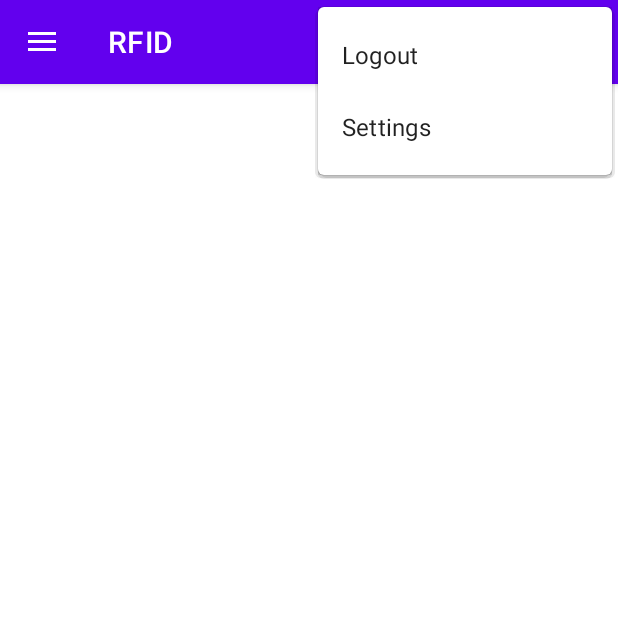
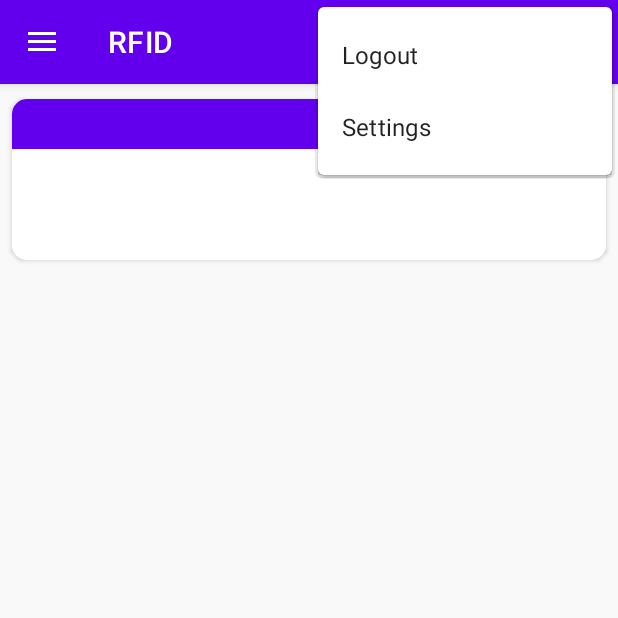
Before and after one commit to brandonicoll/AugmentedSecuritySystem, an Android app: the MainActivity screen opened directly, with no data from a screen before it, with the options menu open, on a phone screen of 412 x 824 dp, the top half of it. Run offline under Robolectric (Android 15) with nearby library versions, the phone set to English and light mode, and no system bars; our stand-ins replace Firebase (no records; nobody signed in at launch, a user with empty details on screens opened directly), navigation-ui; libraries missing offline, so code that uses them is left out: androidx.constraintlayout.solver.

Commit message:
Made the doorlock page more user friendly

```diff
--- a/app/src/main/java/augmented/security/asecuritysystem/ui/DoorLock/LockFragment.java
+++ b/app/src/main/java/augmented/security/asecuritysystem/ui/DoorLock/LockFragment.java
@@ -1,14 +1,17 @@
 package augmented.security.asecuritysystem.ui.DoorLock;
 
+import android.app.Notification;
+import android.app.NotificationChannel;
+import android.app.NotificationManager;
 import android.os.Bundle;
 import android.view.LayoutInflater;
 import android.view.View;
 import android.view.ViewGroup;
 import android.widget.TextView;
-import android.widget.Toast;
 
 import androidx.annotation.NonNull;
 import androidx.annotation.Nullable;
+import androidx.constraintlayout.widget.ConstraintLayout;
 import androidx.fragment.app.Fragment;
 
 import com.google.firebase.auth.FirebaseAuth;
@@ -18,10 +21,8 @@ import com.google.firebase.database.DataSnapshot;
 import com.google.firebase.database.DatabaseError;
 import com.google.firebase.database.DatabaseReference;
 import com.google.firebase.database.FirebaseDatabase;
-import com.google.firebase.database.ValueEventListener;
 
 import augmented.security.asecuritysystem.R;
-import augmented.security.asecuritysystem.firebase.distance;
 import augmented.security.asecuritysystem.firebase.rfid;
 
 
@@ -33,9 +34,10 @@ public class LockFragment extends Fragment {
 
     public View onCreateView(@NonNull LayoutInflater inflater,
                              ViewGroup container, Bundle savedInstanceState) {
-        View root = inflater.inflate(R.layout.fragment_home, container, false);
-        TextView textView = root.findViewById(R.id.text_home);
-
+        View root = inflater.inflate(R.layout.fragment_lock, container, false);
+        TextView tvID = root.findViewById(R.id.ID);
+        TextView tvInfo = root.findViewById(R.id.Info);
+        ConstraintLayout CL = (ConstraintLayout) root.findViewById(R.id.BGConstraint);
 
 
         user = FirebaseAuth.getInstance().getCurrentUser();
@@ -46,12 +48,20 @@ public class LockFragment extends Fragment {
             @Override
             public void onChildAdded(@NonNull DataSnapshot snapshot, @Nullable String previousChildName) {
                 rfid rfidprofile = snapshot.getValue(rfid.class);
-
+                long rc = 322320012688L;
                 long id = rfidprofile.id;
                 String info = rfidprofile.info;
                 Integer time = rfidprofile.timestamp;
 
-                textView.setText(String.format("%s%s", "Id: ", id) + "\n" + String.format("%s%s", "Info: ", info));
+                tvID.setText(String.format("%s%s", " Id: ", id));
+                tvInfo.setText(String.format("%s%s", "Info: ", info));
+                if (id == rc){
+                        CL.setBackgroundColor(getResources().getColor(R.color.greenc));
+                }
+                else{
+                    CL.setBackgroundColor(getResources().getColor(R.color.redc));
+
+                }
             }
 
             @Override
@@ -62,7 +72,8 @@ public class LockFragment extends Fragment {
                 String info = rfidprofile.info;
                 Integer time = rfidprofile.timestamp;
 
-                textView.setText(String.format("%s%s", "Id: ", id) + "\n" + String.format("%s%s", "Info: ", info));
+                tvID.setText(String.format("%s%s", " Id: ", id));
+                tvInfo.setText(String.format("%s%s", "Info: ", info));
             }
 
             @Override
@@ -78,7 +89,8 @@ public class LockFragment extends Fragment {
                 String info = rfidprofile.info;
                 Integer time = rfidprofile.timestamp;
 
-                textView.setText(String.format("%s%s", "Id: ", id) + "\n" + String.format("%s%s", "Info: ", info));
+                tvID.setText(String.format("%s%s", " Id: ", id));
+                tvInfo.setText(String.format("%s%s", "Info: ", info));
             }
 
             @Override
--- a/app/src/main/res/layout/fragment_home.xml
+++ /dev/null
@@ -1,22 +0,0 @@
-<?xml version="1.0" encoding="utf-8"?>
-<androidx.constraintlayout.widget.ConstraintLayout xmlns:android="http://schemas.android.com/apk/res/android"
-    xmlns:app="http://schemas.android.com/apk/res-auto"
-    xmlns:tools="http://schemas.android.com/tools"
-    android:layout_width="match_parent"
-    android:layout_height="match_parent"
-    tools:context=".ui.DoorLock.LockFragment">
-
-    <TextView
-        android:id="@+id/text_home"
-        android:layout_width="match_parent"
-        android:layout_height="wrap_content"
-        android:layout_marginStart="8dp"
-        android:layout_marginTop="8dp"
-        android:layout_marginEnd="8dp"
-        android:textAlignment="center"
-        android:textSize="20sp"
-        app:layout_constraintBottom_toBottomOf="parent"
-        app:layout_constraintEnd_toEndOf="parent"
-        app:layout_constraintStart_toStartOf="parent"
-        app:layout_constraintTop_toTopOf="parent" />
-</androidx.constraintlayout.widget.ConstraintLayout>
--- /dev/null
+++ b/app/src/main/res/layout/fragment_lock.xml
@@ -0,0 +1,60 @@
+<?xml version="1.0" encoding="utf-8"?>
+<androidx.constraintlayout.widget.ConstraintLayout xmlns:android="http://schemas.android.com/apk/res/android"
+    xmlns:app="http://schemas.android.com/apk/res-auto"
+    xmlns:tools="http://schemas.android.com/tools"
+    android:layout_width="match_parent"
+    android:layout_height="match_parent"
+    android:background="#36E4E4E4"
+    tools:context=".ui.DoorLock.LockFragment">
+    <androidx.cardview.widget.CardView xmlns:android="http://schemas.android.com/apk/res/android"
+        xmlns:app="http://schemas.android.com/apk/res-auto"
+        android:id="@+id/CV"
+        android:layout_width="match_parent"
+        android:layout_height="107dp"
+        android:layout_marginStart="8dp"
+        android:layout_marginTop="10dp"
+        android:layout_marginEnd="8dp"
+        app:cardCornerRadius="10dp"
+        app:layout_constraintEnd_toEndOf="parent"
+        app:layout_constraintStart_toStartOf="parent"
+        app:layout_constraintTop_toTopOf="parent">
+
+    <androidx.constraintlayout.widget.ConstraintLayout
+        android:id="@+id/BGConstraint"
+        android:layout_width="match_parent"
+        android:layout_height="match_parent"
+        android:background="@color/white"
+        app:layout_constraintEnd_toEndOf="parent"
+        app:layout_constraintStart_toStartOf="parent"
+        app:layout_constraintTop_toTopOf="parent">
+
+        <TextView
+            android:id="@+id/ID"
+            android:layout_width="match_parent"
+            android:layout_height="33dp"
+            android:background="#6200EE"
+            android:fontFamily="sans-serif"
+            android:textColor="@color/white"
+            android:textSize="18sp"
+            android:textStyle="bold"
+            app:layout_constraintStart_toStartOf="parent"
+            app:layout_constraintTop_toTopOf="parent" />
+
+        <TextView
+            android:id="@+id/Info"
+            android:layout_width="wrap_content"
+            android:layout_height="wrap_content"
+            android:layout_marginTop="48dp"
+            android:layout_marginEnd="4dp"
+            android:fontFamily="sans-serif"
+            android:textColor="@color/black"
+            android:textSize="18sp"
+            android:textStyle="bold"
+            app:layout_constraintEnd_toEndOf="parent"
+            app:layout_constraintTop_toBottomOf="@+id/ID" />
+
+    </androidx.constraintlayout.widget.ConstraintLayout>
+
+    </androidx.cardview.widget.CardView>
+
+</androidx.constraintlayout.widget.ConstraintLayout>
--- a/app/src/main/res/navigation/mobile_navigation.xml
+++ b/app/src/main/res/navigation/mobile_navigation.xml
@@ -9,7 +9,7 @@
         android:id="@+id/nav_home"
         android:name="augmented.security.asecuritysystem.ui.DoorLock.LockFragment"
         android:label="@string/menu_home"
-        tools:layout="@layout/fragment_home" />
+        tools:layout="@layout/fragment_lock" />
 
     <fragment
         android:id="@+id/nav_gallery"
--- a/app/src/main/res/values/colors.xml
+++ b/app/src/main/res/values/colors.xml
@@ -7,4 +7,6 @@
     <color name="teal_700">#FF018786</color>
     <color name="black">#FF000000</color>
     <color name="white">#FFFFFFFF</color>
+    <color name="greenc">#4CEB89</color>
+    <color name="redc">#EB4C4C</color>
 </resources>
```
